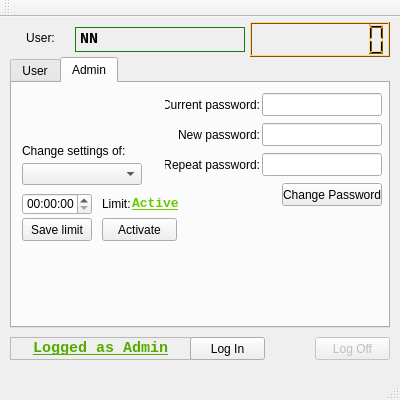
The window that timeguard.ui (byebye/TimeGuard) describes before a commit, drawn with Qt 5.
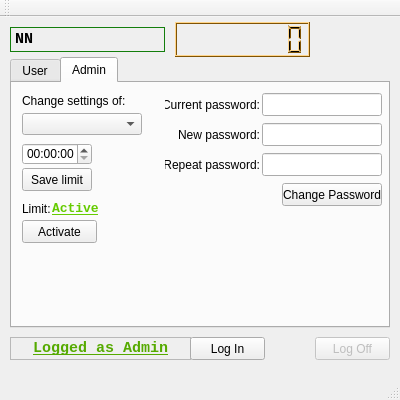
The same window after the commit. Icons and pictures are not drawn. Custom widgets are drawn as their Qt base class.

Commit message: Modify GUI - resume/pause and reset buttons are now next to timer

```diff
--- a/timeguard.ui
+++ b/timeguard.ui
@@ -46,28 +46,12 @@
      <bool>false</bool>
     </property>
    </widget>
-   <widget class="QLabel" name="currentUserLabel">
-    <property name="geometry">
-     <rect>
-      <x>10</x>
-      <y>10</y>
-      <width>61</width>
-      <height>21</height>
-     </rect>
-    </property>
-    <property name="text">
-     <string>User:</string>
-    </property>
-    <property name="alignment">
-     <set>Qt::AlignCenter</set>
-    </property>
-   </widget>
    <widget class="Timer" name="timerLCD">
     <property name="geometry">
      <rect>
-      <x>250</x>
+      <x>175</x>
       <y>5</y>
-      <width>140</width>
+      <width>135</width>
       <height>35</height>
      </rect>
     </property>
@@ -505,9 +489,9 @@
    <widget class="QLabel" name="userNameLabel">
     <property name="geometry">
      <rect>
-      <x>75</x>
+      <x>10</x>
       <y>10</y>
-      <width>170</width>
+      <width>155</width>
       <height>25</height>
      </rect>
     </property>
@@ -1074,7 +1058,7 @@
       <property name="geometry">
        <rect>
         <x>10</x>
-        <y>110</y>
+        <y>60</y>
         <width>70</width>
         <height>22</height>
        </rect>
@@ -1084,7 +1068,7 @@
       <property name="geometry">
        <rect>
         <x>10</x>
-        <y>80</y>
+        <y>30</y>
         <width>120</width>
         <height>22</height>
        </rect>
@@ -1094,7 +1078,7 @@
       <property name="geometry">
        <rect>
         <x>10</x>
-        <y>135</y>
+        <y>85</y>
         <width>70</width>
         <height>23</height>
        </rect>
@@ -1103,69 +1087,11 @@
        <string>Save limit</string>
       </property>
      </widget>
-     <widget class="QPushButton" name="resumePauseTimeButton">
-      <property name="geometry">
-       <rect>
-        <x>70</x>
-        <y>10</y>
-        <width>42</width>
-        <height>42</height>
-       </rect>
-      </property>
-      <property name="text">
-       <string/>
-      </property>
-      <property name="icon">
-       <iconset>
-        <activeoff>:/images/pause.png</activeoff>
-        <activeon>:/images/images/pause.png</activeon>
-       </iconset>
-      </property>
-      <property name="iconSize">
-       <size>
-        <width>42</width>
-        <height>42</height>
-       </size>
-      </property>
-      <property name="flat">
-       <bool>true</bool>
-      </property>
-     </widget>
-     <widget class="QPushButton" name="resetTimeButton">
-      <property name="geometry">
-       <rect>
-        <x>10</x>
-        <y>10</y>
-        <width>42</width>
-        <height>42</height>
-       </rect>
-      </property>
-      <property name="text">
-       <string/>
-      </property>
-      <property name="icon">
-       <iconset>
-        <activeoff>:/images/repeat.png</activeoff>
-       </iconset>
-      </property>
-      <property name="iconSize">
-       <size>
-        <width>42</width>
-        <height>42</height>
-       </size>
-      </property>
-      <property name="autoDefault">
-       <bool>false</bool>
-      </property>
-      <property name="flat">
-       <bool>true</bool>
-      </property>
-     </widget>
      <widget class="QLabel" name="userSettingsInformLabel">
       <property name="geometry">
        <rect>
         <x>10</x>
-        <y>60</y>
+        <y>10</y>
         <width>121</width>
         <height>16</height>
        </rect>
@@ -1177,8 +1103,8 @@
      <widget class="QPushButton" name="changeLimitActivityButton">
       <property name="geometry">
        <rect>
-        <x>90</x>
-        <y>135</y>
+        <x>10</x>
+        <y>137</y>
         <width>75</width>
         <height>23</height>
        </rect>
@@ -1190,8 +1116,8 @@
      <widget class="QLabel" name="limitLabel">
       <property name="geometry">
        <rect>
-        <x>90</x>
-        <y>110</y>
+        <x>10</x>
+        <y>115</y>
         <width>31</width>
         <height>22</height>
        </rect>
@@ -1203,8 +1129,8 @@
      <widget class="QLabel" name="limitActivityLabel">
       <property name="geometry">
        <rect>
-        <x>120</x>
-        <y>110</y>
+        <x>40</x>
+        <y>115</y>
         <width>81</width>
         <height>22</height>
        </rect>
@@ -1293,6 +1219,64 @@
      <bool>false</bool>
     </property>
    </widget>
+   <widget class="QPushButton" name="resumePauseTimeButton">
+    <property name="geometry">
+     <rect>
+      <x>315</x>
+      <y>5</y>
+      <width>35</width>
+      <height>35</height>
+     </rect>
+    </property>
+    <property name="text">
+     <string/>
+    </property>
+    <property name="icon">
+     <iconset>
+      <activeoff>:/images/pause.png</activeoff>
+      <activeon>:/images/images/pause.png</activeon>
+     </iconset>
+    </property>
+    <property name="iconSize">
+     <size>
+      <width>35</width>
+      <height>35</height>
+     </size>
+    </property>
+    <property name="flat">
+     <bool>true</bool>
+    </property>
+   </widget>
+   <widget class="QPushButton" name="resetTimeButton">
+    <property name="geometry">
+     <rect>
+      <x>355</x>
+      <y>5</y>
+      <width>35</width>
+      <height>35</height>
+     </rect>
+    </property>
+    <property name="text">
+     <string/>
+    </property>
+    <property name="icon">
+     <iconset>
+      <activeoff>:/images/repeat.png</activeoff>
+     </iconset>
+    </property>
+    <property name="iconSize">
+     <size>
+      <width>35</width>
+      <height>35</height>
+     </size>
+    </property>
+    <property name="autoDefault">
+     <bool>false</bool>
+    </property>
+    <property name="flat">
+     <bool>true</bool>
+    </property>
+   </widget>
   </widget>
   <widget class="QMenuBar" name="menuBar">
    <property name="geometry">
```
Left out of the diff: 5 changed lines with no effect on the pictures. The commit also changes 1 other file.
